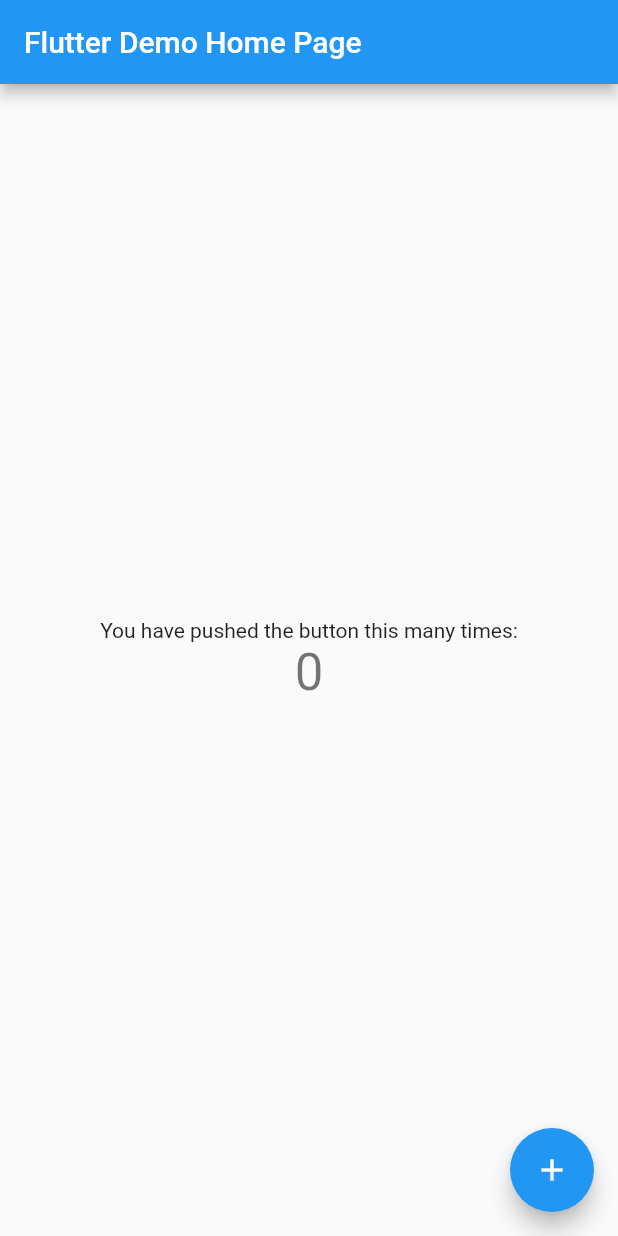
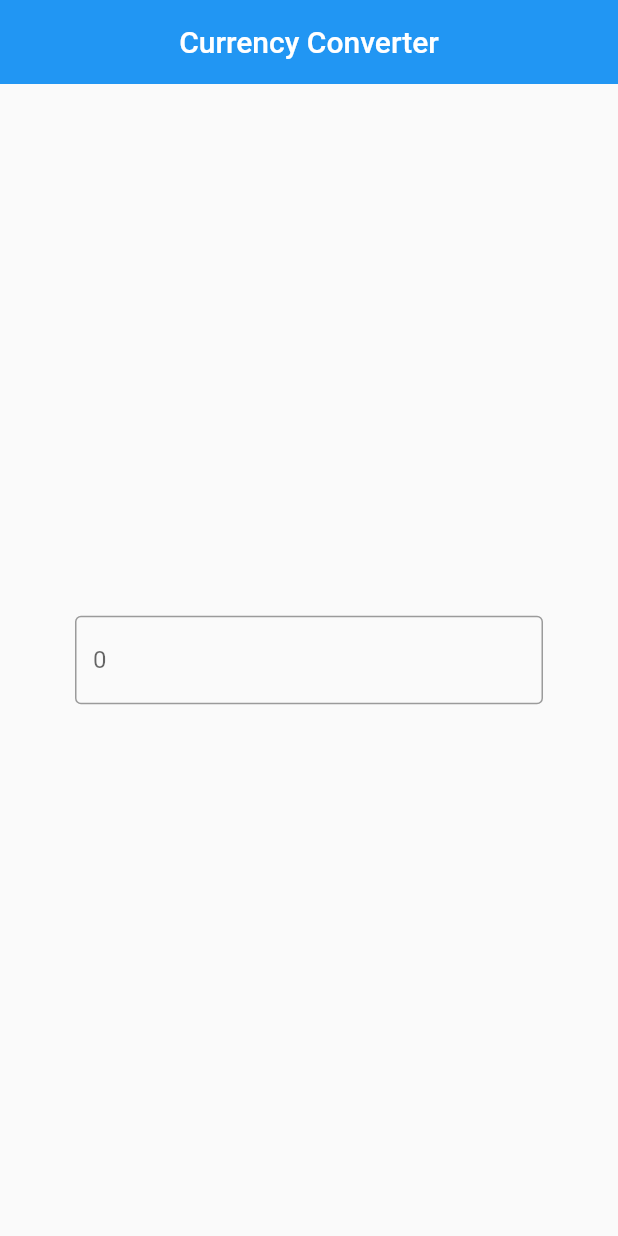
Before and after one commit to AndersonChong/currency_converter, a Flutter app: the screen it shows after launch, on a phone screen of 412 x 824 dp. Run offline on Flutter 3.47's test engine with Material 2 defaults, Android fonts, the phone set to English and light mode, and no system bars; network calls fail.

Commit message:
Swithing Desktop Test 1. integrated API 2. Enable functions to calculate currency conversions

```diff
--- a/lib/main.dart
+++ b/lib/main.dart
@@ -1,117 +1,63 @@
+import 'package:currency_converter/services/currency_rate.dart';
 import 'package:flutter/material.dart';
+import 'package:flutter/services.dart';
 
 void main() {
-  runApp(MyApp());
+  runApp(MaterialApp(
+    home: Scaffold(
+      appBar: AppBar(
+        title: Text('Currency Converter'),
+        centerTitle: true,
+        backgroundColor: Colors.blue,
+        elevation: 0,
+      ),
+      body: Body(),
+    ),
+  ));
 }
 
-class MyApp extends StatelessWidget {
-  // This widget is the root of your application.
+class Body extends StatefulWidget {
   @override
-  Widget build(BuildContext context) {
-    return MaterialApp(
-      title: 'Flutter Demo',
-      theme: ThemeData(
-        // This is the theme of your application.
-        //
-        // Try running your application with "flutter run". You'll see the
-        // application has a blue toolbar. Then, without quitting the app, try
-        // changing the primarySwatch below to Colors.green and then invoke
-        // "hot reload" (press "r" in the console where you ran "flutter run",
-        // or simply save your changes to "hot reload" in a Flutter IDE).
-        // Notice that the counter didn't reset back to zero; the application
-        // is not restarted.
-        primarySwatch: Colors.blue,
-        // This makes the visual density adapt to the platform that you run
-        // the app on. For desktop platforms, the controls will be smaller and
-        // closer together (more dense) than on mobile platforms.
-        visualDensity: VisualDensity.adaptivePlatformDensity,
-      ),
-      home: MyHomePage(title: 'Flutter Demo Home Page'),
-    );
-  }
+  _BodyState createState() => _BodyState();
 }
 
-class MyHomePage extends StatefulWidget {
-  MyHomePage({Key key, this.title}) : super(key: key);
-
-  // This widget is the home page of your application. It is stateful, meaning
-  // that it has a State object (defined below) that contains fields that affect
-  // how it looks.
-
-  // This class is the configuration for the state. It holds the values (in this
-  // case the title) provided by the parent (in this case the App widget) and
-  // used by the build method of the State. Fields in a Widget subclass are
-  // always marked "final".
-
-  final String title;
+class _BodyState extends State<Body> {
+  void createInstance() async {
+    var currency = Currency();
+    await currency.getCurrencyRate();
+    currency.convertCurrency();
+  }
 
   @override
-  _MyHomePageState createState() => _MyHomePageState();
-}
-
-class _MyHomePageState extends State<MyHomePage> {
-  int _counter = 0;
-
-  void _incrementCounter() {
-    setState(() {
-      // This call to setState tells the Flutter framework that something has
-      // changed in this State, which causes it to rerun the build method below
-      // so that the display can reflect the updated values. If we changed
-      // _counter without calling setState(), then the build method would not be
-      // called again, and so nothing would appear to happen.
-      _counter++;
-    });
+  void initState() {
+    super.initState();
+    createInstance();
   }
 
   @override
   Widget build(BuildContext context) {
-    // This method is rerun every time setState is called, for instance as done
-    // by the _incrementCounter method above.
-    //
-    // The Flutter framework has been optimized to make rerunning build methods
-    // fast, so that you can just rebuild anything that needs updating rather
-    // than having to individually change instances of widgets.
-    return Scaffold(
-      appBar: AppBar(
-        // Here we take the value from the MyHomePage object that was created by
-        // the App.build method, and use it to set our appbar title.
-        title: Text(widget.title),
+    return Padding(
+      padding: const EdgeInsets.fromLTRB(50, 0, 50, 0),
+      child: Column(
+        mainAxisAlignment: MainAxisAlignment.center,
+        children: [
+          Row(
+            mainAxisAlignment: MainAxisAlignment.center,
+            children: [
+              Expanded(
+                child: TextField(
+                  onChanged: (value) => print(value),
+                  keyboardType: TextInputType.number,
+                  decoration: InputDecoration(
+                    hintText: '0',
+                    border: OutlineInputBorder(),
+                  ),
+                ),
+              ),
+            ],
+          )
+        ],
       ),
-      body: Center(
-        // Center is a layout widget. It takes a single child and positions it
-        // in the middle of the parent.
-        child: Column(
-          // Column is also a layout widget. It takes a list of children and
-          // arranges them vertically. By default, it sizes itself to fit its
-          // children horizontally, and tries to be as tall as its parent.
-          //
-          // Invoke "debug painting" (press "p" in the console, choose the
-          // "Toggle Debug Paint" action from the Flutter Inspector in Android
-          // Studio, or the "Toggle Debug Paint" command in Visual Studio Code)
-          // to see the wireframe for each widget.
-          //
-          // Column has various properties to control how it sizes itself and
-          // how it positions its children. Here we use mainAxisAlignment to
-          // center the children vertically; the main axis here is the vertical
-          // axis because Columns are vertical (the cross axis would be
-          // horizontal).
-          mainAxisAlignment: MainAxisAlignment.center,
-          children: <Widget>[
-            Text(
-              'You have pushed the button this many times:',
-            ),
-            Text(
-              '$_counter',
-              style: Theme.of(context).textTheme.headline4,
-            ),
-          ],
-        ),
-      ),
-      floatingActionButton: FloatingActionButton(
-        onPressed: _incrementCounter,
-        tooltip: 'Increment',
-        child: Icon(Icons.add),
-      ), // This trailing comma makes auto-formatting nicer for build methods.
     );
   }
 }
--- /dev/null
+++ b/lib/services/currency_rate.dart
@@ -0,0 +1,38 @@
+import 'package:http/http.dart';
+import 'dart:convert';
+
+class Currency {
+  var _accessKey = '6f64709d2060a5354bc6c63122b26884';
+  var _apiEndpoint = 'latest';
+  var jsonResponse;
+  var base = 'EUR'; // Default base
+  var target = 'EUR'; // Default target
+  double baseValue = 1; // Default base value
+  double targetValue;
+
+  Future<void> getCurrencyRate() async {
+    var response = await get(
+        'http://data.fixer.io/api/$_apiEndpoint?access_key=$_accessKey');
+    jsonResponse = jsonDecode(response.body);
+  }
+
+  void convertCurrency() {
+    var fromEurConversion = jsonResponse['rates'][target];
+    var toEurConversion = jsonResponse['rates'][base];
+
+    print('$fromEurConversion and $toEurConversion');
+
+    if (base == 'EUR' && target != 'EUR') {
+      targetValue = baseValue * fromEurConversion;
+    } else if (base != 'EUR' && target != 'EUR') {
+      double newBase = baseValue / toEurConversion;
+      targetValue = newBase * fromEurConversion;
+    } else if (base != 'EUR' && target == 'EUR') {
+      targetValue = baseValue / toEurConversion;
+    } else {
+      targetValue = baseValue;
+    }
+
+    print('$base: $baseValue = $target: $targetValue');
+  }
+}
--- a/pubspec.yaml
+++ b/pubspec.yaml
@@ -32,6 +32,7 @@ dependencies:
 dev_dependencies:
   flutter_test:
     sdk: flutter
+  http: ^0.12.2
 
 # For information on the generic Dart part of this file, see the
 # following page: https://dart.dev/tools/pub/pubspec
```
Also changed, not shown: pubspec.lock, 1 other file.
